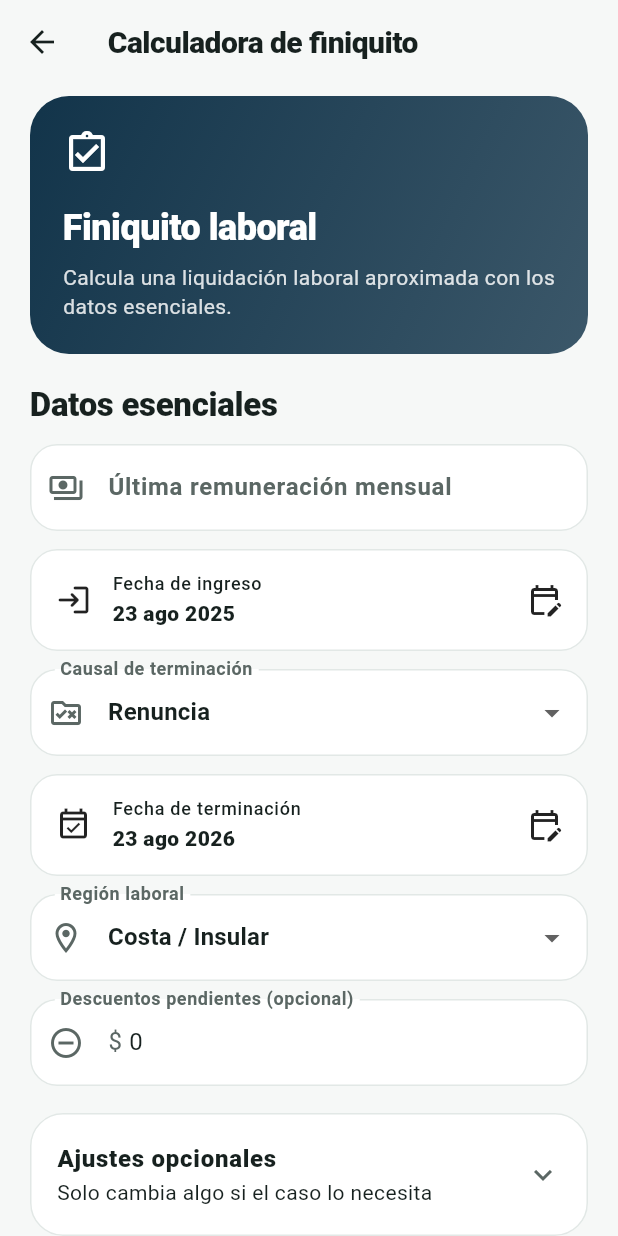
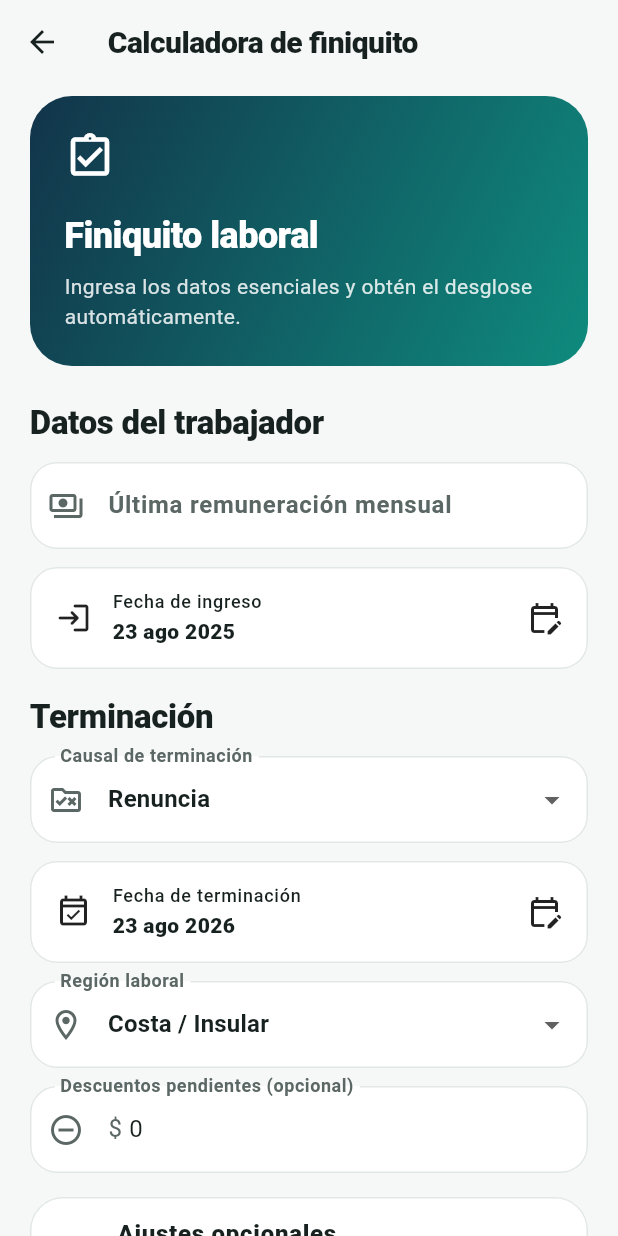
Before and after one commit to Haroldhv4/laboralec, a Flutter app: the SettlementCalculatorPage screen opened directly, on a phone screen of 412 x 824 dp. Run offline on Flutter 3.47's test engine with Material 3 defaults, Android fonts, the light colour scheme and no system bars; our stand-ins replace supabase_flutter; accounts and stored records are empty.

Commit message:
ux: reducir datos manuales del finiquito

```diff
--- a/lib/features/calculators/settlement_calculator_page.dart
+++ b/lib/features/calculators/settlement_calculator_page.dart
@@ -20,8 +20,7 @@ class SettlementCalculatorPage extends StatefulWidget {
       _SettlementCalculatorPageState();
 }
 
-class _SettlementCalculatorPageState
-    extends State<SettlementCalculatorPage> {
+class _SettlementCalculatorPageState extends State<SettlementCalculatorPage> {
   final _engine = const CalculationEngine();
   late final TextEditingController _salary;
   final _deductions = TextEditingController(text: '0');
@@ -40,6 +39,9 @@ class _SettlementCalculatorPageState
 
   EmploymentContract? get _contract => widget.record?.contract;
   bool get _employeeMode => widget.record != null && _contract != null;
+  bool get _hasStoredRegion =>
+      widget.companyRegion == 'costa_insular' ||
+      widget.companyRegion == 'sierra_amazonia';
 
   @override
   void initState() {
@@ -54,10 +56,8 @@ class _SettlementCalculatorPageState
           DateTime.now().month,
           DateTime.now().day,
         );
-    _thirteenthMonthlyized =
-        contract?.thirteenthPaymentMode == 'monthly';
-    _fourteenthMonthlyized =
-        contract?.fourteenthPaymentMode == 'monthly';
+    _thirteenthMonthlyized = contract?.thirteenthPaymentMode == 'monthly';
+    _fourteenthMonthlyized = contract?.fourteenthPaymentMode == 'monthly';
     _includeCurrentReserveFund =
         contract?.reserveFundPaymentMode == 'monthly';
     _region = widget.companyRegion == 'sierra_amazonia'
@@ -136,9 +136,7 @@ class _SettlementCalculatorPageState
       );
       if (mounted) {
         ScaffoldMessenger.of(context).showSnackBar(
-          const SnackBar(
-            content: Text('Finiquito guardado como borrador.'),
-          ),
+          const SnackBar(content: Text('Finiquito guardado como borrador.')),
         );
       }
     } catch (error) {
@@ -155,37 +153,41 @@ class _SettlementCalculatorPageState
   @override
   Widget build(BuildContext context) {
     final estimate = _estimate;
+    final record = widget.record;
     final theme = Theme.of(context);
-    final record = widget.record;
+    final scheme = theme.colorScheme;
 
     return Scaffold(
       appBar: AppBar(
-        title: Text(
-          record == null ? 'Calculadora de finiquito' : 'Finiquito',
-        ),
+        title: Text(record == null ? 'Calculadora de finiquito' : 'Finiquito'),
       ),
       body: ListView(
         padding: const EdgeInsets.fromLTRB(20, 8, 20, 36),
         children: [
-          _HeaderCard(
+          _Hero(
             employeeName: record?.employee.fullName,
-            subtitle: record == null
-                ? 'Calcula una liquidación laboral aproximada con los datos esenciales.'
-                : 'Los datos del contrato ya están cargados. Solo indica cómo y cuándo terminó la relación.',
+            subtitle: _employeeMode
+                ? 'Ya conocemos el contrato. Indica la terminación y calculamos el resto.'
+                : 'Ingresa los datos esenciales y obtén el desglose automáticamente.',
           ),
-          const SizedBox(height: 20),
+          const SizedBox(height: 24),
+          if (_employeeMode) ...[
+            _StoredContractCard(
+              record: record!,
+              contract: _contract!,
+              region: _region,
+              showRegion: _hasStoredRegion,
+            ),
+            const SizedBox(height: 18),
+          ] else ...[
             Text(
-            'Datos esenciales',
-            style: theme.textTheme.titleLarge?.copyWith(
-              fontWeight: FontWeight.w900,
-            ),
+              'Datos del trabajador',
+              style: theme.textTheme.titleLarge?.copyWith(fontWeight: FontWeight.w900),
             ),
             const SizedBox(height: 12),
-          if (!_employeeMode) ...[
             TextField(
               controller: _salary,
-              keyboardType:
-                  const TextInputType.numberWithOptions(decimal: true),
+              keyboardType: const TextInputType.numberWithOptions(decimal: true),
               onChanged: (_) => setState(() {}),
               decoration: const InputDecoration(
                 labelText: 'Última remuneración mensual',
@@ -194,17 +196,19 @@ class _SettlementCalculatorPageState
               ),
             ),
             const SizedBox(height: 12),
-            _DateTile(
+            _DateField(
               title: 'Fecha de ingreso',
               date: _startDate,
               icon: Icons.login_rounded,
               onTap: _pickStartDate,
             ),
+            const SizedBox(height: 18),
+          ],
+          Text(
+            'Terminación',
+            style: theme.textTheme.titleLarge?.copyWith(fontWeight: FontWeight.w900),
+          ),
           const SizedBox(height: 12),
-          ] else ...[
-            _ContractSummary(record: record!, contract: _contract!),
-            const SizedBox(height: 12),
-          ],
           DropdownButtonFormField<TerminationCause>(
             initialValue: _cause,
             decoration: const InputDecoration(
@@ -224,12 +228,13 @@ class _SettlementCalculatorPageState
             },
           ),
           const SizedBox(height: 12),
-          _DateTile(
+          _DateField(
             title: 'Fecha de terminación',
             date: _endDate,
             icon: Icons.event_available_outlined,
             onTap: _pickEndDate,
           ),
+          if (!_employeeMode || !_hasStoredRegion) ...[
             const SizedBox(height: 12),
             DropdownButtonFormField<EcuadorRegion>(
               initialValue: _region,
@@ -251,11 +256,11 @@ class _SettlementCalculatorPageState
                 if (value != null) setState(() => _region = value);
               },
             ),
+          ],
           const SizedBox(height: 12),
           TextField(
             controller: _deductions,
-            keyboardType:
-                const TextInputType.numberWithOptions(decimal: true),
+            keyboardType: const TextInputType.numberWithOptions(decimal: true),
             onChanged: (_) => setState(() {}),
             decoration: const InputDecoration(
               labelText: 'Descuentos pendientes (opcional)',
@@ -263,20 +268,17 @@ class _SettlementCalculatorPageState
               prefixIcon: Icon(Icons.remove_circle_outline),
             ),
           ),
-          const SizedBox(height: 18),
+          const SizedBox(height: 16),
           Card(
             child: ExpansionTile(
-              tilePadding:
-                  const EdgeInsets.symmetric(horizontal: 18, vertical: 4),
-              childrenPadding:
-                  const EdgeInsets.fromLTRB(18, 0, 18, 18),
+              tilePadding: const EdgeInsets.symmetric(horizontal: 18, vertical: 4),
+              childrenPadding: const EdgeInsets.fromLTRB(18, 0, 18, 18),
+              leading: Icon(Icons.tune_rounded, color: scheme.secondary),
               title: const Text(
                 'Ajustes opcionales',
                 style: TextStyle(fontWeight: FontWeight.w800),
               ),
-              subtitle: const Text(
-                'Solo cambia algo si el caso lo necesita',
-              ),
+              subtitle: const Text('Normalmente no necesitas tocar nada aquí'),
               children: [
                 SwitchListTile.adaptive(
                   contentPadding: EdgeInsets.zero,
@@ -294,20 +296,15 @@ class _SettlementCalculatorPageState
                 ),
                 SwitchListTile.adaptive(
                   contentPadding: EdgeInsets.zero,
-                  title: const Text('El sueldo del mes de salida ya fue pagado'),
-                  subtitle: const Text(
-                    'Si está activo, no se suma remuneración pendiente.',
-                  ),
+                  title: const Text('Sueldo del mes de salida ya pagado'),
+                  subtitle: const Text('Evita sumar remuneración pendiente.'),
                   value: _salaryCurrentMonthPaid,
                   onChanged: (value) =>
                       setState(() => _salaryCurrentMonthPaid = value),
                 ),
                 SwitchListTile.adaptive(
                   contentPadding: EdgeInsets.zero,
-                  title: const Text('Incluir fondo de reserva del mes'),
-                  subtitle: const Text(
-                    'Úsalo cuando corresponde pago mensual y aún está pendiente.',
-                  ),
+                  title: const Text('Incluir fondo de reserva pendiente del mes'),
                   value: _includeCurrentReserveFund,
                   onChanged: (value) =>
                       setState(() => _includeCurrentReserveFund = value),
@@ -315,11 +312,10 @@ class _SettlementCalculatorPageState
                 const SizedBox(height: 8),
                 TextField(
                   controller: _vacationDays,
-                  keyboardType:
-                      const TextInputType.numberWithOptions(decimal: true),
+                  keyboardType: const TextInputType.numberWithOptions(decimal: true),
                   onChanged: (_) => setState(() {}),
                   decoration: const InputDecoration(
-                    labelText: 'Días de vacaciones pendientes',
+                    labelText: 'Vacaciones pendientes reales',
                     hintText: 'Vacío = estimación automática',
                     prefixIcon: Icon(Icons.beach_access_outlined),
                   ),
@@ -327,8 +323,7 @@ class _SettlementCalculatorPageState
                 const SizedBox(height: 12),
                 TextField(
                   controller: _otherIncome,
-                  keyboardType:
-                      const TextInputType.numberWithOptions(decimal: true),
+                  keyboardType: const TextInputType.numberWithOptions(decimal: true),
                   onChanged: (_) => setState(() {}),
                   decoration: const InputDecoration(
                     labelText: 'Otros ingresos pendientes',
@@ -343,23 +338,21 @@ class _SettlementCalculatorPageState
           if (estimate == null)
             const _EmptyResult()
           else
-            _SettlementResultCard(estimate: estimate),
+            _Result(estimate: estimate),
           if (estimate != null && record != null) ...[
             const SizedBox(height: 14),
             FilledButton.icon(
               onPressed: _saving ? null : () => _save(estimate),
               icon: const Icon(Icons.save_outlined),
-              label: Text(
-                _saving ? 'Guardando...' : 'Guardar finiquito',
-              ),
+              label: Text(_saving ? 'Guardando...' : 'Guardar borrador'),
             ),
           ],
           const SizedBox(height: 18),
           Text(
-            'La calculadora oficial del Ministerio solicita causal, región, fechas de inicio y fin, última remuneración, modalidad de décimos y vacaciones pendientes. Laboral EC automatiza esos rubros cuando dispone de la información.',
+            'Las fechas permiten calcular automáticamente proporcionales de sueldo y décimos. Las vacaciones realmente pendientes no pueden conocerse solo con fechas si el trabajador ya tomó días; por eso la app las estima y permite corregirlas en Ajustes.',
             style: theme.textTheme.bodySmall?.copyWith(
-              color: theme.colorScheme.onSurfaceVariant,
-              height: 1.4,
+              color: scheme.onSurfaceVariant,
+              height: 1.45,
             ),
           ),
         ],
@@ -376,11 +369,8 @@ class _SettlementCalculatorPageState
       };
 }
 
-class _HeaderCard extends StatelessWidget {
-  const _HeaderCard({
-    required this.employeeName,
-    required this.subtitle,
-  });
+class _Hero extends StatelessWidget {
+  const _Hero({required this.employeeName, required this.subtitle});
 
   final String? employeeName;
   final String subtitle;
@@ -389,31 +379,24 @@ class _HeaderCard extends StatelessWidget {
   Widget build(BuildContext context) {
     final scheme = Theme.of(context).colorScheme;
     return Container(
-      padding: const EdgeInsets.all(22),
+      padding: const EdgeInsets.all(23),
       decoration: BoxDecoration(
         gradient: LinearGradient(
-          colors: [
-            scheme.primary,
-            scheme.primary.withValues(alpha: 0.82),
-          ],
+          colors: [scheme.primary, scheme.secondary],
           begin: Alignment.topLeft,
           end: Alignment.bottomRight,
         ),
-        borderRadius: BorderRadius.circular(26),
+        borderRadius: BorderRadius.circular(28),
       ),
       child: Column(
         crossAxisAlignment: CrossAxisAlignment.start,
         children: [
-          Icon(
-            Icons.assignment_turned_in_outlined,
-            color: scheme.onPrimary,
-            size: 32,
-          ),
-          const SizedBox(height: 18),
+          const Icon(Icons.assignment_turned_in_outlined, color: Colors.white, size: 34),
+          const SizedBox(height: 20),
           Text(
             employeeName ?? 'Finiquito laboral',
             style: Theme.of(context).textTheme.headlineSmall?.copyWith(
-                  color: scheme.onPrimary,
+                  color: Colors.white,
                   fontWeight: FontWeight.w900,
                 ),
           ),
@@ -421,8 +404,8 @@ class _HeaderCard extends StatelessWidget {
           Text(
             subtitle,
             style: TextStyle(
-              color: scheme.onPrimary.withValues(alpha: 0.84),
-              height: 1.35,
+              color: Colors.white.withValues(alpha: 0.84),
+              height: 1.4,
             ),
           ),
         ],
@@ -431,32 +414,81 @@ class _HeaderCard extends StatelessWidget {
   }
 }
 
-class _ContractSummary extends StatelessWidget {
-  const _ContractSummary({
+class _StoredContractCard extends StatelessWidget {
+  const _StoredContractCard({
     required this.record,
     required this.contract,
+    required this.region,
+    required this.showRegion,
   });
 
   final EmployeeRecord record;
   final EmploymentContract contract;
+  final EcuadorRegion region;
+  final bool showRegion;
 
   @override
   Widget build(BuildContext context) {
+    final scheme = Theme.of(context).colorScheme;
     return Card(
       child: Padding(
         padding: const EdgeInsets.all(18),
         child: Column(
           children: [
-            _row('Empleado', record.employee.fullName),
-            _row('Ingreso', compactDate(contract.startDate)),
-            _row('Sueldo', money(contract.monthlySalary)),
+            Row(
+              children: [
+                CircleAvatar(
+                  backgroundColor: scheme.primaryContainer,
+                  foregroundColor: scheme.primary,
+                  child: const Icon(Icons.person_outline),
+                ),
+                const SizedBox(width: 12),
+                Expanded(
+                  child: Column(
+                    crossAxisAlignment: CrossAxisAlignment.start,
+                    children: [
+                      Text(
+                        record.employee.fullName,
+                        style: const TextStyle(fontWeight: FontWeight.w900),
+                      ),
+                      Text(
+                        contract.position ?? 'Empleado',
+                        style: TextStyle(
+                          fontSize: 12,
+                          color: scheme.onSurfaceVariant,
+                        ),
+                      ),
+                    ],
+                  ),
+                ),
+              ],
+            ),
+            const Divider(height: 26),
+            _InfoRow(label: 'Ingreso', value: compactDate(contract.startDate)),
+            _InfoRow(label: 'Sueldo', value: money(contract.monthlySalary)),
+            if (showRegion)
+              _InfoRow(
+                label: 'Región',
+                value: region == EcuadorRegion.sierraAmazonia
+                    ? 'Sierra / Amazonía'
+                    : 'Costa / Insular',
+              ),
           ],
         ),
       ),
     );
   }
+}
 
-  Widget _row(String label, String value) => Padding(
+class _InfoRow extends StatelessWidget {
+  const _InfoRow({required this.label, required this.value});
+
+  final String label;
+  final String value;
+
+  @override
+  Widget build(BuildContext context) {
+    return Padding(
       padding: const EdgeInsets.symmetric(vertical: 5),
       child: Row(
         children: [
@@ -472,9 +504,10 @@ class _ContractSummary extends StatelessWidget {
       ),
     );
   }
+}
 
-class _DateTile extends StatelessWidget {
-  const _DateTile({
+class _DateField extends StatelessWidget {
+  const _DateField({
     required this.title,
     required this.date,
     required this.icon,
@@ -488,8 +521,9 @@ class _DateTile extends StatelessWidget {
 
   @override
   Widget build(BuildContext context) {
+    final scheme = Theme.of(context).colorScheme;
     return Material(
-      color: Theme.of(context).colorScheme.surface,
+      color: scheme.surface,
       borderRadius: BorderRadius.circular(18),
       child: InkWell(
         onTap: onTap,
@@ -498,9 +532,7 @@ class _DateTile extends StatelessWidget {
           padding: const EdgeInsets.symmetric(horizontal: 16, vertical: 14),
           decoration: BoxDecoration(
             borderRadius: BorderRadius.circular(18),
-            border: Border.all(
-              color: Theme.of(context).colorScheme.outlineVariant,
-            ),
+            border: Border.all(color: scheme.outlineVariant),
           ),
           child: Row(
             children: [
@@ -510,10 +542,7 @@ class _DateTile extends StatelessWidget {
                 child: Column(
                   crossAxisAlignment: CrossAxisAlignment.start,
                   children: [
-                    Text(
-                      title,
-                      style: Theme.of(context).textTheme.labelMedium,
-                    ),
+                    Text(title, style: Theme.of(context).textTheme.labelMedium),
                     const SizedBox(height: 2),
                     Text(
                       compactDate(date),
@@ -531,8 +560,8 @@ class _DateTile extends StatelessWidget {
   }
 }
 
-class _SettlementResultCard extends StatelessWidget {
-  const _SettlementResultCard({required this.estimate});
+class _Result extends StatelessWidget {
+  const _Result({required this.estimate});
 
   final SettlementEstimate estimate;
 
@@ -540,7 +569,6 @@ class _SettlementResultCard extends StatelessWidget {
   Widget build(BuildContext context) {
     final result = estimate.breakdown;
     final scheme = Theme.of(context).colorScheme;
-
     return Card(
       clipBehavior: Clip.antiAlias,
       child: Column(
@@ -548,20 +576,17 @@ class _SettlementResultCard extends StatelessWidget {
           Container(
             width: double.infinity,
             padding: const EdgeInsets.all(22),
-            color: scheme.primaryContainer.withValues(alpha: 0.55),
+            color: scheme.primaryContainer.withValues(alpha: 0.62),
             child: Column(
               crossAxisAlignment: CrossAxisAlignment.start,
               children: [
-                const Text(
-                  'Total estimado',
-                  style: TextStyle(fontWeight: FontWeight.w700),
-                ),
-                const SizedBox(height: 4),
+                const Text('Total estimado', style: TextStyle(fontWeight: FontWeight.w700)),
+                const SizedBox(height: 3),
                 Text(
                   money(result.total),
                   style: Theme.of(context).textTheme.headlineMedium?.copyWith(
+                        color: scheme.primary,
                         fontWeight: FontWeight.w900,
-                        color: scheme.primary,
                       ),
                 ),
                 const SizedBox(height: 6),
@@ -577,46 +602,45 @@ class _SettlementResultCard extends StatelessWidget {
             child: Column(
               children: [
                 if (result.pendingSalary > 0)
-                  _row(
-                    'Sueldo pendiente (${estimate.pendingSalaryDays} días)',
-                    result.pendingSalary,
+                  _AmountRow(
+                    label: 'Sueldo pendiente',
+                    value: result.pendingSalary,
+                    detail: '${estimate.pendingSalaryDays} días',
                   ),
-                _row(
-                  'Décimo tercero',
-                  result.thirteenth,
-                  hint: '${estimate.thirteenthDays} días proporcionales',
+                _AmountRow(
+                  label: 'Décimo tercero',
+                  value: result.thirteenth,
+                  detail: '${estimate.thirteenthDays} días proporcionales',
                 ),
-                _row(
-                  'Décimo cuarto',
-                  result.fourteenth,
-                  hint:
-                      '${estimate.fourteenthDays} días · SBU ${money(estimate.sbuUsed)}',
+                _AmountRow(
+                  label: 'Décimo cuarto',
+                  value: result.fourteenth,
+                  detail: '${estimate.fourteenthDays} días · SBU ${money(estimate.sbuUsed)}',
                 ),
-                _row(
-                  'Vacaciones',
-                  result.vacations,
-                  hint:
-                      '${estimate.vacationDays.toStringAsFixed(2)} días estimados',
+                _AmountRow(
+                  label: 'Vacaciones',
+                  value: result.vacations,
+                  detail: '${estimate.vacationDays.toStringAsFixed(2)} días',
                 ),
                 if (result.reserveFund > 0)
-                  _row('Fondo de reserva pendiente', result.reserveFund),
+                  _AmountRow(label: 'Fondo de reserva', value: result.reserveFund),
                 if (result.desahucio > 0)
-                  _row('Bonificación por desahucio', result.desahucio),
+                  _AmountRow(label: 'Bonificación por desahucio', value: result.desahucio),
                 if (result.dismissalIndemnification > 0)
-                  _row(
-                    'Indemnización por despido',
-                    result.dismissalIndemnification,
+                  _AmountRow(
+                    label: 'Indemnización por despido',
+                    value: result.dismissalIndemnification,
                   ),
                 if (result.otherIncome > 0)
-                  _row('Otros ingresos', result.otherIncome),
+                  _AmountRow(label: 'Otros ingresos', value: result.otherIncome),
                 if (result.deductions > 0)
-                  _row('Descuentos', -result.deductions),
+                  _AmountRow(label: 'Descuentos', value: -result.deductions),
                 const Divider(height: 28),
                 ExpansionTile(
                   tilePadding: EdgeInsets.zero,
                   childrenPadding: EdgeInsets.zero,
                   title: const Text(
-                    'Supuestos del cálculo',
+                    'Cómo se estimó',
                     style: TextStyle(fontWeight: FontWeight.w800),
                   ),
                   children: estimate.notes
@@ -626,11 +650,7 @@ class _SettlementResultCard extends StatelessWidget {
                           child: Row(
                             crossAxisAlignment: CrossAxisAlignment.start,
                             children: [
-                              Icon(
-                                Icons.info_outline,
-                                size: 17,
-                                color: scheme.primary,
-                              ),
+                              Icon(Icons.info_outline, size: 17, color: scheme.secondary),
                               const SizedBox(width: 8),
                               Expanded(
                                 child: Text(
@@ -651,12 +671,17 @@ class _SettlementResultCard extends StatelessWidget {
       ),
     );
   }
+}
 
-  Widget _row(
-    String label,
-    double amount, {
-    String? hint,
-  }) {
+class _AmountRow extends StatelessWidget {
+  const _AmountRow({required this.label, required this.value, this.detail});
+
+  final String label;
+  final double value;
+  final String? detail;
+
+  @override
+  Widget build(BuildContext context) {
     return Padding(
       padding: const EdgeInsets.symmetric(vertical: 7),
       child: Row(
@@ -667,19 +692,19 @@ class _SettlementResultCard extends StatelessWidget {
               crossAxisAlignment: CrossAxisAlignment.start,
               children: [
                 Text(label),
-                if (hint != null)
+                if (detail != null)
                   Text(
-                    hint,
-                    style: const TextStyle(fontSize: 11),
+                    detail!,
+                    style: TextStyle(
+                      fontSize: 11,
+                      color: Theme.of(context).colorScheme.onSurfaceVariant,
+                    ),
                   ),
               ],
             ),
           ),
           const SizedBox(width: 12),
-          Text(
-            money(amount),
-            style: const TextStyle(fontWeight: FontWeight.w900),
-          ),
+          Text(money(value), style: const TextStyle(fontWeight: FontWeight.w900)),
         ],
       ),
     );
```
Lines whose indentation alone changed are shown as unchanged.
